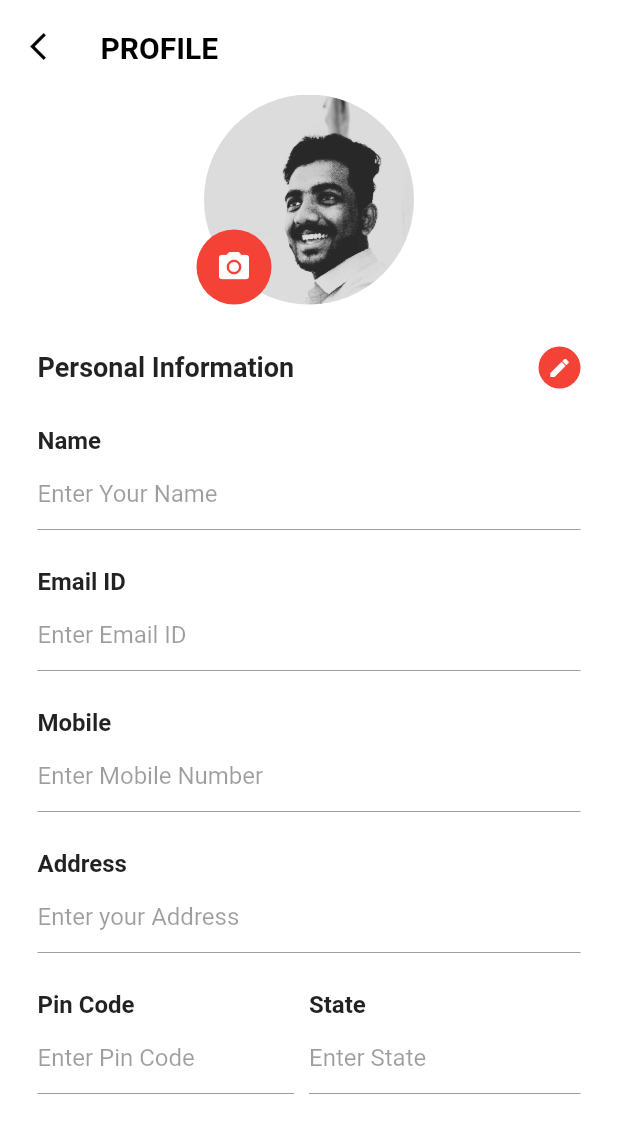
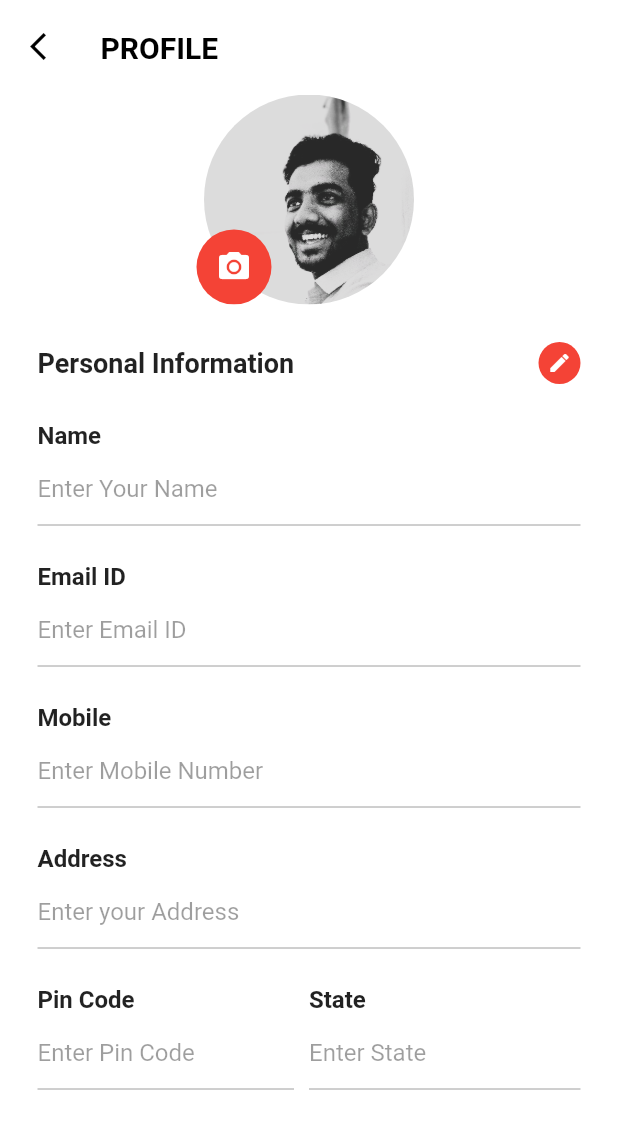
Before and after one commit to Julienjthomas/Customers-login_berus-app, a Flutter app: the ProfilePage screen opened directly, on a phone screen of 412 x 824 dp. Shown: the top 1133 px of the screen. Run offline on Flutter 3.47's test engine with Material 2 defaults, Android fonts, the light colour scheme and no system bars; our stand-ins replace flutter_svg; Roboto replaces fonts that are missing (sans-serif-light).

```diff
--- a/lib/profile_page.dart
+++ b/lib/profile_page.dart
@@ -25,11 +25,12 @@ class MapScreenState extends State<ProfilePage>
       child: ListView(
         children: <Widget>[
           Flex(
+            mainAxisSize: MainAxisSize.min,
             direction: Axis.vertical,
+
             children: <Widget>[
-              Container(
-                height: MediaQuery.of(context).size.height/4,
-                color: Colors.white,
+              Flexible(
+                fit: FlexFit.loose,
                 child: Column(
                   children: <Widget>[
                     Padding(
```
